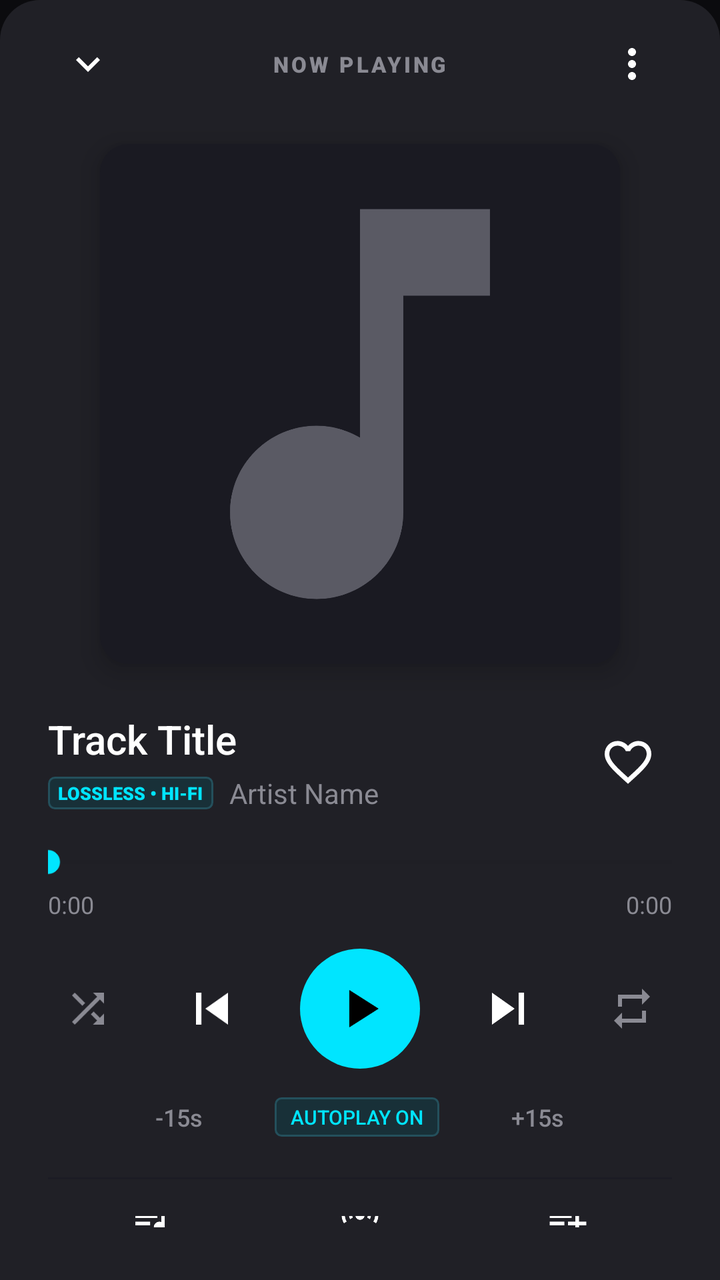
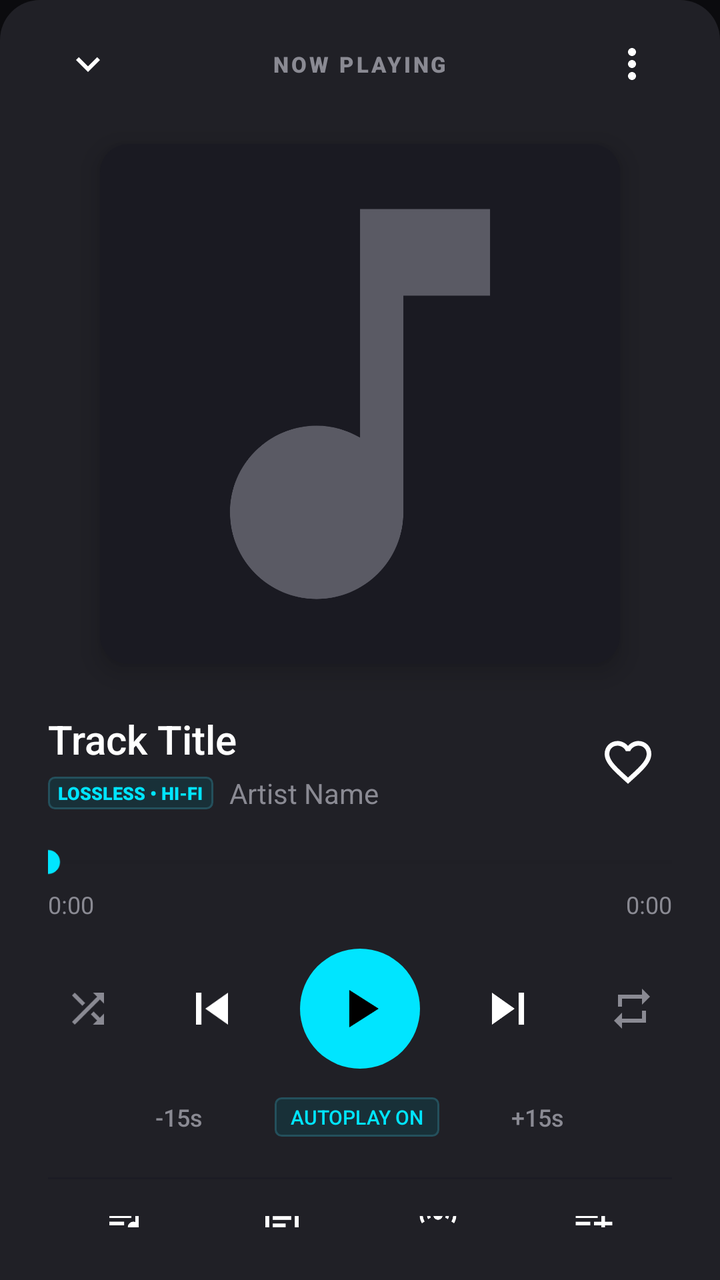

An Android layout rendered at two revisions. The XML below is the earlier revision; the diff shows what the commit changed to produce the second picture.
<!-- AndroidManifest.xml: application theme Theme.BraveMusicPlayer -->
<!-- res/layout/dialog_now_playing.xml -->
<?xml version="1.0" encoding="utf-8"?>
<LinearLayout xmlns:android="http://schemas.android.com/apk/res/android"
    xmlns:app="http://schemas.android.com/apk/res-auto"
    android:id="@+id/layoutNowPlayingSheet"
    android:layout_width="match_parent"
    android:layout_height="match_parent"
    android:background="@drawable/bg_now_playing_sheet"
    android:orientation="vertical"
    android:paddingStart="24dp"
    android:paddingTop="12dp"
    android:paddingEnd="24dp"
    android:paddingBottom="24dp">

    
    <RelativeLayout
        android:layout_width="match_parent"
        android:layout_height="wrap_content">

        <ImageView
            android:id="@+id/ivCollapseNowPlaying"
            android:layout_width="40dp"
            android:layout_height="40dp"
            android:layout_alignParentStart="true"
            android:layout_centerVertical="true"
            android:background="?android:attr/selectableItemBackgroundBorderless"
            android:contentDescription="Collapse Now Playing"
            android:padding="8dp"
            android:src="@drawable/ic_expand_more" />

        <TextView
            android:layout_width="wrap_content"
            android:layout_height="wrap_content"
            android:layout_centerInParent="true"
            android:fontFamily="sans-serif-black"
            android:letterSpacing="0.12"
            android:text="NOW PLAYING"
            android:textColor="@color/tidal_text_secondary"
            android:textSize="11sp" />

        <ImageView
            android:id="@+id/btnNowPlayingMore"
            android:layout_width="40dp"
            android:layout_height="40dp"
            android:layout_alignParentEnd="true"
            android:layout_centerVertical="true"
            android:background="?android:attr/selectableItemBackgroundBorderless"
            android:contentDescription="Track Options"
            android:padding="8dp"
            android:src="@drawable/ic_more_vert" />
    </RelativeLayout>

    
    <androidx.cardview.widget.CardView
        android:layout_width="260dp"
        android:layout_height="260dp"
        android:layout_gravity="center_horizontal"
        android:layout_marginTop="20dp"
        android:layout_marginBottom="24dp"
        app:cardBackgroundColor="@color/tidal_surface_card"
        app:cardCornerRadius="14dp"
        app:cardElevation="8dp">

        <ImageView
            android:id="@+id/ivNowPlayingCover"
            android:layout_width="match_parent"
            android:layout_height="match_parent"
            android:contentDescription="Now Playing Album Art"
            android:scaleType="centerCrop"
            android:src="@drawable/ic_music_note" />
    </androidx.cardview.widget.CardView>

    
    <LinearLayout
        android:layout_width="match_parent"
        android:layout_height="wrap_content"
        android:gravity="center_vertical"
        android:orientation="horizontal">

        <LinearLayout
            android:layout_width="0dp"
            android:layout_height="wrap_content"
            android:layout_weight="1"
            android:orientation="vertical">

            <TextView
                android:id="@+id/tvNowPlayingTitle"
                android:layout_width="wrap_content"
                android:layout_height="wrap_content"
                android:ellipsize="end"
                android:fontFamily="sans-serif-medium"
                android:maxLines="1"
                android:text="Track Title"
                android:textColor="@color/tidal_text_primary"
                android:textSize="20sp" />

            <LinearLayout
                android:layout_width="wrap_content"
                android:layout_height="wrap_content"
                android:layout_marginTop="4dp"
                android:gravity="center_vertical"
                android:orientation="horizontal">

                <TextView
                    android:id="@+id/tvNowPlayingHiFiBadge"
                    android:layout_width="wrap_content"
                    android:layout_height="wrap_content"
                    android:layout_marginEnd="8dp"
                    android:background="@drawable/bg_pill_badge"
                    android:fontFamily="sans-serif-black"
                    android:paddingStart="5dp"
                    android:paddingTop="2dp"
                    android:paddingEnd="5dp"
                    android:paddingBottom="2dp"
                    android:text="LOSSLESS • HI-FI"
                    android:textColor="@color/tidal_badge_text"
                    android:textSize="9sp" />

                <TextView
                    android:id="@+id/tvNowPlayingArtist"
                    android:layout_width="wrap_content"
                    android:layout_height="wrap_content"
                    android:ellipsize="end"
                    android:fontFamily="sans-serif"
                    android:maxLines="1"
                    android:text="Artist Name"
                    android:textColor="@color/tidal_text_secondary"
                    android:textSize="14sp" />
            </LinearLayout>
        </LinearLayout>

        <ImageView
            android:id="@+id/btnNowPlayingLike"
            android:layout_width="44dp"
            android:layout_height="44dp"
            android:background="?android:attr/selectableItemBackgroundBorderless"
            android:contentDescription="Like Track"
            android:padding="8dp"
            android:src="@drawable/ic_heart_outline" />
    </LinearLayout>

    
    <SeekBar
        android:id="@+id/sbNowPlayingProgress"
        android:layout_width="match_parent"
        android:layout_height="wrap_content"
        android:layout_marginTop="16dp"
        android:max="1000"
        android:paddingStart="0dp"
        android:paddingEnd="0dp"
        android:progress="0"
        android:progressBackgroundTint="@color/tidal_divider"
        android:progressTint="@color/tidal_accent"
        android:thumbTint="@color/tidal_accent" />

    
    <RelativeLayout
        android:layout_width="match_parent"
        android:layout_height="wrap_content"
        android:layout_marginTop="4dp">

        <TextView
            android:id="@+id/tvNowPlayingPosition"
            android:layout_width="wrap_content"
            android:layout_height="wrap_content"
            android:layout_alignParentStart="true"
            android:fontFamily="sans-serif"
            android:text="0:00"
            android:textColor="@color/tidal_text_secondary"
            android:textSize="12sp" />

        <TextView
            android:id="@+id/tvNowPlayingDuration"
            android:layout_width="wrap_content"
            android:layout_height="wrap_content"
            android:layout_alignParentEnd="true"
            android:fontFamily="sans-serif"
            android:text="0:00"
            android:textColor="@color/tidal_text_secondary"
            android:textSize="12sp" />
    </RelativeLayout>

    
    <LinearLayout
        android:layout_width="match_parent"
        android:layout_height="wrap_content"
        android:layout_marginTop="14dp"
        android:gravity="center"
        android:orientation="horizontal">

        <ImageView
            android:id="@+id/btnNowPlayingShuffle"
            android:layout_width="44dp"
            android:layout_height="44dp"
            android:background="?android:attr/selectableItemBackgroundBorderless"
            android:contentDescription="Toggle Shuffle"
            android:padding="10dp"
            android:src="@drawable/ic_shuffle"
            app:tint="@color/tidal_text_secondary" />

        <ImageView
            android:id="@+id/btnNowPlayingPrev"
            android:layout_width="48dp"
            android:layout_height="48dp"
            android:layout_marginStart="16dp"
            android:background="?android:attr/selectableItemBackgroundBorderless"
            android:contentDescription="Previous Track"
            android:padding="8dp"
            android:src="@drawable/ic_skip_previous" />

        
        <FrameLayout
            android:id="@+id/layoutNowPlayingPlayPause"
            android:layout_width="60dp"
            android:layout_height="60dp"
            android:layout_marginStart="20dp"
            android:layout_marginEnd="20dp"
            android:background="@drawable/bg_play_button_circle"
            android:clickable="true"
            android:focusable="true">

            <ImageView
                android:id="@+id/btnNowPlayingPlayPause"
                android:layout_width="32dp"
                android:layout_height="32dp"
                android:layout_gravity="center"
                android:contentDescription="Play/Pause"
                android:src="@drawable/ic_play_arrow"
                app:tint="@color/black" />
        </FrameLayout>

        <ImageView
            android:id="@+id/btnNowPlayingNext"
            android:layout_width="48dp"
            android:layout_height="48dp"
            android:layout_marginEnd="16dp"
            android:background="?android:attr/selectableItemBackgroundBorderless"
            android:contentDescription="Next Track"
            android:padding="8dp"
            android:src="@drawable/ic_skip_next" />

        <ImageView
            android:id="@+id/btnNowPlayingRepeat"
            android:layout_width="44dp"
            android:layout_height="44dp"
            android:background="?android:attr/selectableItemBackgroundBorderless"
            android:contentDescription="Toggle Repeat"
            android:padding="10dp"
            android:src="@drawable/ic_repeat"
            app:tint="@color/tidal_text_secondary" />
    </LinearLayout>

    
    <LinearLayout
        android:layout_width="match_parent"
        android:layout_height="wrap_content"
        android:layout_marginTop="10dp"
        android:gravity="center"
        android:orientation="horizontal">

        <TextView
            android:id="@+id/btnNowPlayingRewind15"
            android:layout_width="wrap_content"
            android:layout_height="wrap_content"
            android:background="?android:attr/selectableItemBackground"
            android:fontFamily="sans-serif-medium"
            android:paddingStart="12dp"
            android:paddingTop="6dp"
            android:paddingEnd="12dp"
            android:paddingBottom="6dp"
            android:text="-15s"
            android:textColor="@color/tidal_text_secondary"
            android:textSize="12sp" />

        <TextView
            android:id="@+id/tvNowPlayingAutoplayStatus"
            android:layout_width="wrap_content"
            android:layout_height="wrap_content"
            android:layout_marginStart="24dp"
            android:layout_marginEnd="24dp"
            android:background="@drawable/bg_pill_badge"
            android:fontFamily="sans-serif-medium"
            android:paddingStart="8dp"
            android:paddingTop="3dp"
            android:paddingEnd="8dp"
            android:paddingBottom="3dp"
            android:text="AUTOPLAY ON"
            android:textColor="@color/tidal_badge_text"
            android:textSize="10sp" />

        <TextView
            android:id="@+id/btnNowPlayingForward15"
            android:layout_width="wrap_content"
            android:layout_height="wrap_content"
            android:background="?android:attr/selectableItemBackground"
            android:fontFamily="sans-serif-medium"
            android:paddingStart="12dp"
            android:paddingTop="6dp"
            android:paddingEnd="12dp"
            android:paddingBottom="6dp"
            android:text="+15s"
            android:textColor="@color/tidal_text_secondary"
            android:textSize="12sp" />
    </LinearLayout>

    <View
        android:layout_width="match_parent"
        android:layout_height="1dp"
        android:layout_marginTop="16dp"
        android:layout_marginBottom="16dp"
        android:background="@color/tidal_divider" />

    
    <LinearLayout
        android:layout_width="match_parent"
        android:layout_height="wrap_content"
        android:gravity="center"
        android:orientation="horizontal">

        <LinearLayout
            android:id="@+id/btnNowPlayingQueueAction"
            android:layout_width="0dp"
            android:layout_height="wrap_content"
            android:layout_weight="1"
            android:background="?android:attr/selectableItemBackground"
            android:clickable="true"
            android:focusable="true"
            android:gravity="center"
            android:orientation="vertical"
            android:padding="8dp">

            <ImageView
                android:layout_width="22dp"
                android:layout_height="22dp"
                android:contentDescription="Queue"
                android:src="@drawable/ic_queue_music"
                app:tint="@color/tidal_text_primary" />

            <TextView
                android:layout_width="wrap_content"
                android:layout_height="wrap_content"
                android:layout_marginTop="4dp"
                android:fontFamily="sans-serif"
                android:text="Queue"
                android:textColor="@color/tidal_text_secondary"
                android:textSize="11sp" />
        </LinearLayout>

        <LinearLayout
            android:id="@+id/btnNowPlayingRadioAction"
            android:layout_width="0dp"
            android:layout_height="wrap_content"
            android:layout_weight="1"
            android:background="?android:attr/selectableItemBackground"
            android:clickable="true"
            android:focusable="true"
            android:gravity="center"
            android:orientation="vertical"
            android:padding="8dp">

            <ImageView
                android:layout_width="22dp"
                android:layout_height="22dp"
                android:contentDescription="Track Radio"
                android:src="@drawable/ic_radio"
                app:tint="@color/tidal_text_primary" />

            <TextView
                android:layout_width="wrap_content"
                android:layout_height="wrap_content"
                android:layout_marginTop="4dp"
                android:fontFamily="sans-serif"
                android:text="Radio"
                android:textColor="@color/tidal_text_secondary"
                android:textSize="11sp" />
        </LinearLayout>

        <LinearLayout
            android:id="@+id/btnNowPlayingAddPlaylistAction"
            android:layout_width="0dp"
            android:layout_height="wrap_content"
            android:layout_weight="1"
            android:background="?android:attr/selectableItemBackground"
            android:clickable="true"
            android:focusable="true"
            android:gravity="center"
            android:orientation="vertical"
            android:padding="8dp">

            <ImageView
                android:layout_width="22dp"
                android:layout_height="22dp"
                android:contentDescription="Add to Playlist"
                android:src="@drawable/ic_playlist_add"
                app:tint="@color/tidal_text_primary" />

            <TextView
                android:layout_width="wrap_content"
                android:layout_height="wrap_content"
                android:layout_marginTop="4dp"
                android:fontFamily="sans-serif"
                android:text="Playlist"
                android:textColor="@color/tidal_text_secondary"
                android:textSize="11sp" />
        </LinearLayout>
    </LinearLayout>

</LinearLayout>
<!-- resources referenced by this layout -->
<resources>
  <color name="black">#FF000000</color>
  <color name="tidal_accent">#00E5FF</color>
  <color name="tidal_badge_text">#00E5FF</color>
  <color name="tidal_divider">#1C1C24</color>
  <color name="tidal_surface_card">#1A1A22</color>
  <color name="tidal_text_primary">#FFFFFF</color>
  <color name="tidal_text_secondary">#8A8A93</color>
  <!-- drawable bg_now_playing_sheet (drawable) -->
  <?xml version="1.0" encoding="utf-8"?>
  <shape xmlns:android="http://schemas.android.com/apk/res/android"
      android:shape="rectangle">
      <solid android:color="@color/tidal_surface_elevated" />
      <corners
          android:topLeftRadius="20dp"
          android:topRightRadius="20dp" />
  </shape>
  <!-- drawable bg_pill_badge (drawable) -->
  <?xml version="1.0" encoding="utf-8"?>
  <shape xmlns:android="http://schemas.android.com/apk/res/android"
      android:shape="rectangle">
      <solid android:color="@color/tidal_badge_bg" />
      <stroke
          android:width="1dp"
          android:color="#24505C" />
      <corners android:radius="3dp" />
  </shape>
  <!-- drawable bg_play_button_circle (drawable) -->
  <?xml version="1.0" encoding="utf-8"?>
  <shape xmlns:android="http://schemas.android.com/apk/res/android"
      android:shape="oval">
      <solid android:color="@color/tidal_accent" />
  </shape>
  <!-- drawable ic_expand_more (drawable) -->
  <vector xmlns:android="http://schemas.android.com/apk/res/android"
      android:width="24dp"
      android:height="24dp"
      android:viewportWidth="24"
      android:viewportHeight="24">
      <path
          android:fillColor="#FFFFFFFF"
          android:pathData="M16.59,8.59L12,13.17 7.41,8.59 6,10l6,6 6,-6z"/>
  </vector>
  <!-- drawable ic_play_arrow (drawable) -->
  <vector xmlns:android="http://schemas.android.com/apk/res/android"
      android:width="24dp"
      android:height="24dp"
      android:viewportWidth="24"
      android:viewportHeight="24">
      <path
          android:fillColor="#FFFFFFFF"
          android:pathData="M8,5v14l11,-7z"/>
  </vector>
  <!-- drawable ic_skip_next (drawable) -->
  <vector xmlns:android="http://schemas.android.com/apk/res/android"
      android:width="24dp"
      android:height="24dp"
      android:viewportWidth="24"
      android:viewportHeight="24">
      <path
          android:fillColor="#FFFFFFFF"
          android:pathData="M6,18l8.5,-6L6,6v12zM16,6v12h2L18,6h-2z"/>
  </vector>
  <!-- drawable ic_skip_previous (drawable) -->
  <vector xmlns:android="http://schemas.android.com/apk/res/android"
      android:width="24dp"
      android:height="24dp"
      android:viewportWidth="24"
      android:viewportHeight="24">
      <path
          android:fillColor="#FFFFFFFF"
          android:pathData="M6,6h2v12L6,18L6,6zM9.5,12l8.5,6L18,6l-8.5,6z"/>
  </vector>
  <color name="tidal_surface_elevated">#202026</color>
  <color name="tidal_badge_bg">#183038</color>
  <color name="tidal_surface">#16161B</color>
  <color name="tidal_bg">#0B0B0E</color>
  <style name="TidalBottomSheetDialogTheme" parent="Theme.Design.Light.BottomSheetDialog">
          <item name="bottomSheetStyle">@style/TidalBottomSheetStyle</item>
      </style>
  <style name="TidalBottomSheetStyle" parent="Widget.Design.BottomSheet.Modal">
          <item name="android:background">@android:color/transparent</item>
      </style>
  <!-- unchanged entries left out for length: 9 -->
</resources>

<!-- the commit's change to res/layout/dialog_now_playing.xml (unified diff, before → after) -->
@@ -346,6 +346,35 @@
         </LinearLayout>
 
         <LinearLayout
+            android:id="@+id/btnNowPlayingLyricsAction"
+            android:layout_width="0dp"
+            android:layout_height="wrap_content"
+            android:layout_weight="1"
+            android:background="?android:attr/selectableItemBackground"
+            android:clickable="true"
+            android:focusable="true"
+            android:gravity="center"
+            android:orientation="vertical"
+            android:padding="8dp">
+
+            <ImageView
+                android:layout_width="22dp"
+                android:layout_height="22dp"
+                android:contentDescription="Song Lyrics"
+                android:src="@drawable/ic_lyrics"
+                app:tint="@color/tidal_text_primary" />
+
+            <TextView
+                android:layout_width="wrap_content"
+                android:layout_height="wrap_content"
+                android:layout_marginTop="4dp"
+                android:fontFamily="sans-serif"
+                android:text="Lyrics"
+                android:textColor="@color/tidal_text_secondary"
+                android:textSize="11sp" />
+        </LinearLayout>
+
+        <LinearLayout
             android:id="@+id/btnNowPlayingRadioAction"
             android:layout_width="0dp"
             android:layout_height="wrap_content"
<!-- resource entries referenced after the edit -->
@@ -42,6 +42,16 @@
           android:fillColor="#FFFFFFFF"
           android:pathData="M16.59,8.59L12,13.17 7.41,8.59 6,10l6,6 6,-6z"/>
   </vector>
+  <!-- drawable ic_lyrics (drawable) -->
+  <vector xmlns:android="http://schemas.android.com/apk/res/android"
+      android:width="24dp"
+      android:height="24dp"
+      android:viewportWidth="24"
+      android:viewportHeight="24">
+      <path
+          android:fillColor="#FFFFFFFF"
+          android:pathData="M19,3H5C3.9,3 3,3.9 3,5v14c0,1.1 0.9,2 2,2h14c1.1,0 2,-0.9 2,-2V5C21,3.9 20.1,3 19,3zM19,19H5V5h14V19zM7,7h10v2H7V7zm0,4h10v2H7v-2zm0,4h7v2H7v-2z"/>
+  </vector>
   <!-- drawable ic_play_arrow (drawable) -->
   <vector xmlns:android="http://schemas.android.com/apk/res/android"
       android:width="24dp"
